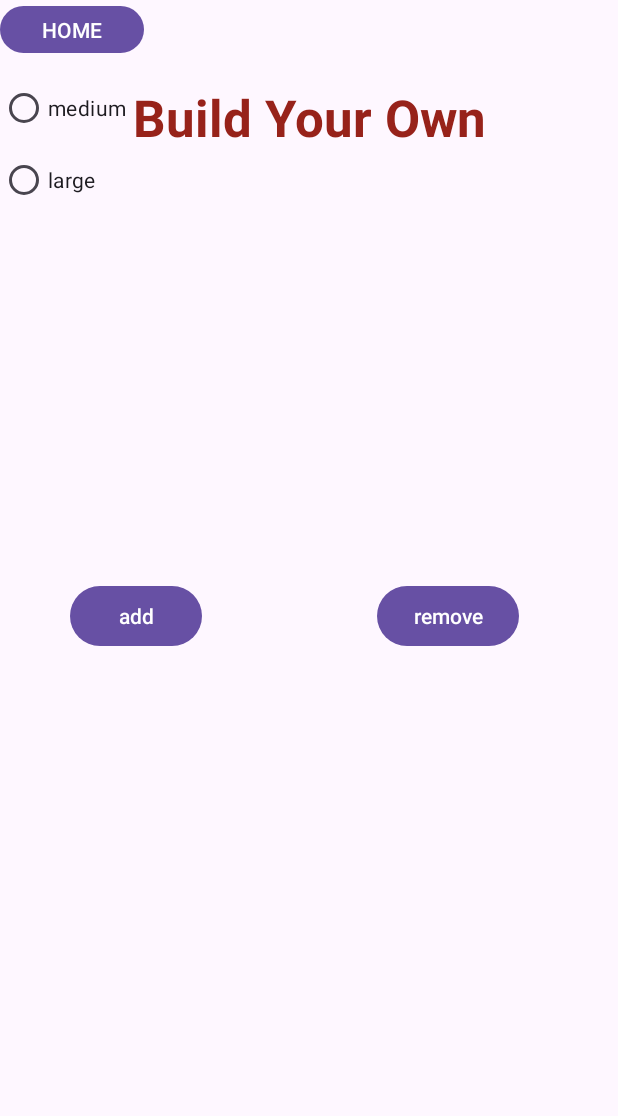
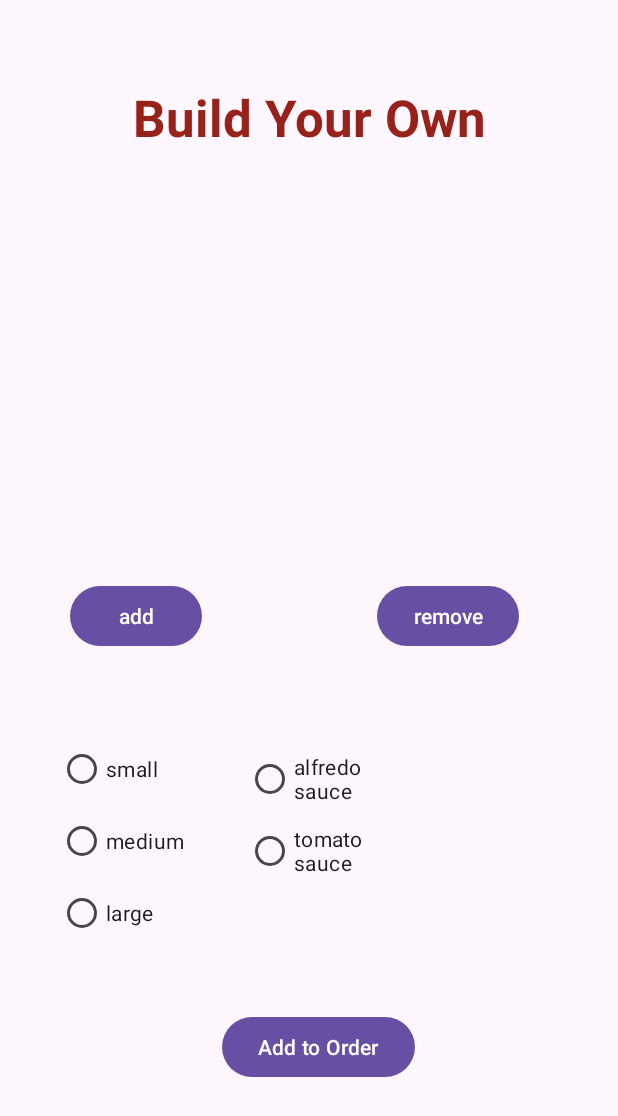
Before and after one commit to deshnadoshi/RUPizzaApp, an Android app: the BuildYourOwnActivity screen opened directly, with no data from a screen before it, on a phone screen of 412 x 824 dp. Shown: the top 1116 px of the screen. Run offline under Robolectric (Android 15) with nearby library versions, the phone set to English and light mode, and no system bars.

Commit message:
GUI: BYO GUI completed

```diff
--- a/app/src/main/java/com/example/rupizzaapp/BuildYourOwnActivity.java
+++ b/app/src/main/java/com/example/rupizzaapp/BuildYourOwnActivity.java
@@ -1,16 +1,37 @@
 package com.example.rupizzaapp;
 
+import android.content.Intent;
 import android.os.Bundle;
+import android.view.View;
+import android.widget.Button;
+import android.widget.RadioGroup;
+import android.widget.TextView;
 
 import androidx.appcompat.app.AppCompatActivity;
-
+import androidx.recyclerview.widget.RecyclerView;
 
 
 public class BuildYourOwnActivity extends AppCompatActivity {
+
+    private Button byoRetHome;
+    private Button byoAddPizzaTopping;
+    private Button byoRemovePizzaTopping;
+    private RecyclerView byoAddTopping;
+    private RecyclerView byoRemoveTopping;
+    private RadioGroup byoSize;
+    private RadioGroup byoSauce;
+    private Button byoAddToOrder;
+    private TextView byoPrice;
+
 
     @Override
     protected void onCreate(Bundle savedInstanceState) {
         super.onCreate(savedInstanceState);
         setContentView(R.layout.activity_byo);
+        byoPrice = findViewById(R.id.byoPrice);
+        // byoPrice.setText();
     }
+
+
+
 }
--- a/app/src/main/res/layout/activity_byo.xml
+++ b/app/src/main/res/layout/activity_byo.xml
@@ -79,8 +79,14 @@
         android:id="@+id/byoSize"
         android:layout_width="wrap_content"
         android:layout_height="wrap_content"
-        tools:layout_editor_absoluteX="37dp"
-        tools:layout_editor_absoluteY="442dp">
+        android:layout_marginStart="38dp"
+        android:layout_marginTop="442dp"
+        android:layout_marginEnd="289dp"
+        android:layout_marginBottom="145dp"
+        app:layout_constraintBottom_toBottomOf="parent"
+        app:layout_constraintEnd_toEndOf="parent"
+        app:layout_constraintStart_toStartOf="parent"
+        app:layout_constraintTop_toTopOf="parent">
 
         <RadioButton
             android:id="@+id/byoSmall"
@@ -101,12 +107,59 @@
             android:text="large" />
     </RadioGroup>
 
+    <RadioGroup
+        android:id="@+id/byoSauce"
+        android:layout_width="118dp"
+        android:layout_height="99dp"
+        android:layout_marginStart="163dp"
+        android:layout_marginTop="449dp"
+        android:layout_marginEnd="130dp"
+        android:layout_marginBottom="183dp"
+        app:layout_constraintBottom_toBottomOf="parent"
+        app:layout_constraintEnd_toEndOf="parent"
+        app:layout_constraintStart_toStartOf="parent"
+        app:layout_constraintTop_toTopOf="parent">
+
+        <RadioButton
+            android:id="@+id/byoAlfredo"
+            android:layout_width="match_parent"
+            android:layout_height="wrap_content"
+            android:text="alfredo sauce" />
+
+        <RadioButton
+            android:id="@+id/byoTomato"
+            android:layout_width="match_parent"
+            android:layout_height="wrap_content"
+            android:text="tomato sauce" />
+    </RadioGroup>
+
+    <TextView
+        android:id="@+id/byoPrice"
+        android:layout_width="100dp"
+        android:layout_height="40dp"
+        android:layout_marginStart="295dp"
+        android:layout_marginTop="492dp"
+        android:layout_marginEnd="16dp"
+        android:layout_marginBottom="199dp"
+        android:textAlignment="viewStart"
+        android:textColor="#000000"
+        app:layout_constraintBottom_toBottomOf="parent"
+        app:layout_constraintEnd_toEndOf="parent"
+        app:layout_constraintStart_toStartOf="parent"
+        app:layout_constraintTop_toTopOf="parent" />
+
     <Button
-        android:id="@+id/byoRetHome"
-        android:layout_width="96dp"
-        android:layout_height="39dp"
-        android:text="HOME"
-        tools:layout_editor_absoluteX="6dp"
-        tools:layout_editor_absoluteY="6dp" />
+        android:id="@+id/byoAddToOrder"
+        android:layout_width="wrap_content"
+        android:layout_height="wrap_content"
+        android:layout_marginStart="147dp"
+        android:layout_marginTop="627dp"
+        android:layout_marginEnd="135dp"
+        android:layout_marginBottom="56dp"
+        android:text="Add to Order"
+        app:layout_constraintBottom_toBottomOf="parent"
+        app:layout_constraintEnd_toEndOf="parent"
+        app:layout_constraintStart_toStartOf="parent"
+        app:layout_constraintTop_toTopOf="parent" />
 
 </androidx.constraintlayout.widget.ConstraintLayout>
--- a/app/src/main/res/values/strings.xml
+++ b/app/src/main/res/values/strings.xml
@@ -5,4 +5,5 @@
     <string name="store_orders">Store Orders</string>
     <string name="build_your_own">Build Your Own</string>
     <string name="ru_pizza_app">RU Pizza App</string>
+    <string name="initial_price">Initial Price</string>
 </resources>
```
